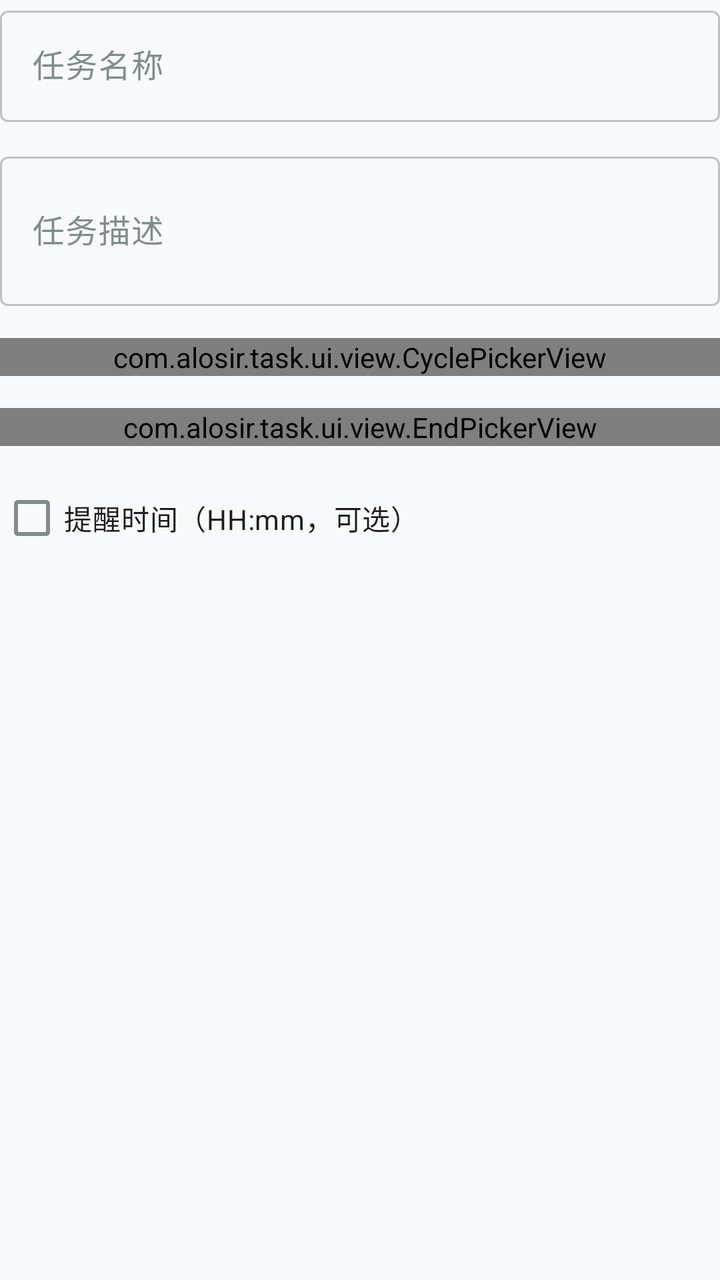
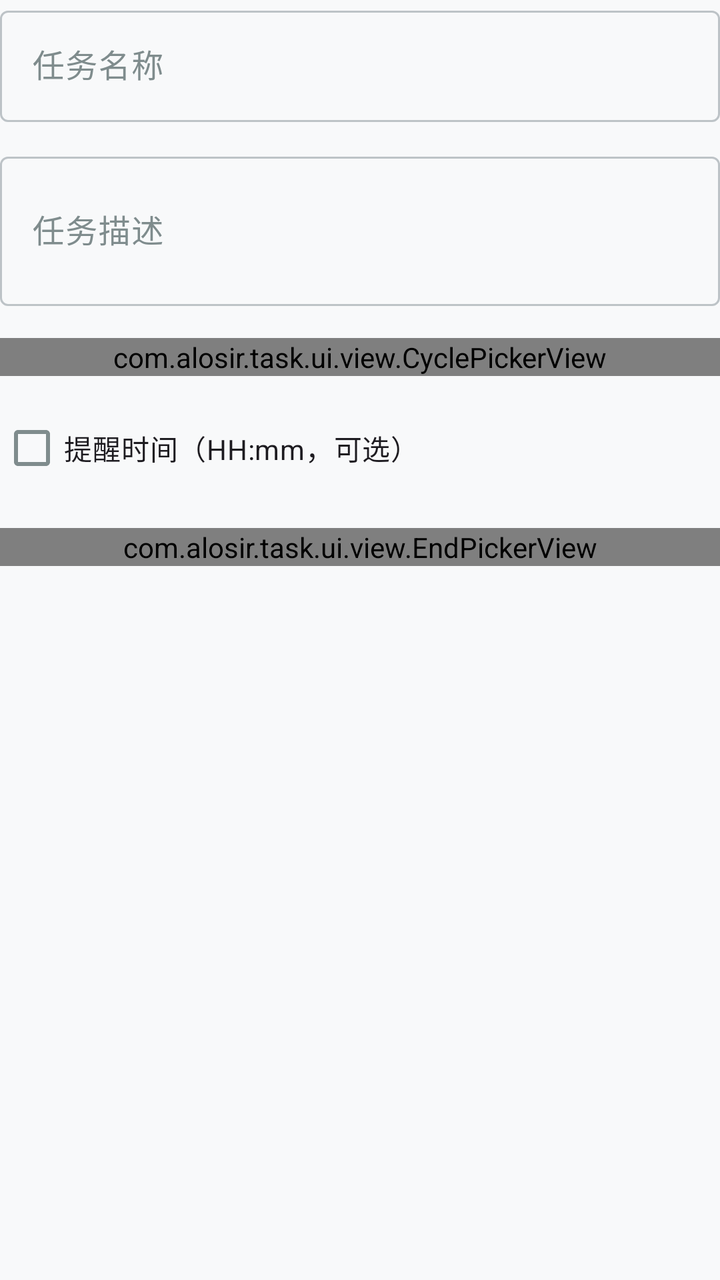

Compare the two renders of this Android layout. The source of the first and the diff that turns it into the second are given below.
<!-- AndroidManifest.xml: application theme Theme.CheckinMaster -->
<!-- res/layout/bottom_sheet_edit_checkin.xml -->
<?xml version="1.0" encoding="utf-8"?>
<LinearLayout xmlns:android="http://schemas.android.com/apk/res/android"
    android:layout_width="match_parent"
    android:layout_height="wrap_content"
    android:orientation="vertical">

    <com.google.android.material.textfield.TextInputLayout
        android:layout_width="match_parent"
        android:layout_height="wrap_content"
        style="@style/Widget.Material3.TextInputLayout.OutlinedBox"
        android:hint="@string/hint_task_name">

        <com.google.android.material.textfield.TextInputEditText
            android:id="@+id/editName"
            android:layout_width="match_parent"
            android:layout_height="wrap_content"
            android:inputType="text"
            android:maxLines="1" />

    </com.google.android.material.textfield.TextInputLayout>

    <com.google.android.material.textfield.TextInputLayout
        android:id="@+id/urlLayout"
        android:layout_width="match_parent"
        android:layout_height="wrap_content"
        android:layout_marginTop="12dp"
        style="@style/Widget.Material3.TextInputLayout.OutlinedBox"
        android:hint="@string/hint_website_url"
        android:visibility="gone">

        <com.google.android.material.textfield.TextInputEditText
            android:id="@+id/editUrl"
            android:layout_width="match_parent"
            android:layout_height="wrap_content"
            android:inputType="textUri"
            android:maxLines="1" />

    </com.google.android.material.textfield.TextInputLayout>

    <com.google.android.material.textfield.TextInputLayout
        android:id="@+id/packageLayout"
        android:layout_width="match_parent"
        android:layout_height="wrap_content"
        android:layout_marginTop="12dp"
        style="@style/Widget.Material3.TextInputLayout.OutlinedBox"
        android:hint="@string/hint_app_package"
        android:enabled="false"
        android:visibility="gone">

        <com.google.android.material.textfield.TextInputEditText
            android:id="@+id/editPackage"
            android:layout_width="match_parent"
            android:layout_height="wrap_content"
            android:inputType="text"
            android:maxLines="1" />

    </com.google.android.material.textfield.TextInputLayout>

    <com.google.android.material.textfield.TextInputLayout
        android:layout_width="match_parent"
        android:layout_height="wrap_content"
        android:layout_marginTop="12dp"
        style="@style/Widget.Material3.TextInputLayout.OutlinedBox"
        android:hint="@string/hint_task_description">

        <com.google.android.material.textfield.TextInputEditText
            android:id="@+id/editDesc"
            android:layout_width="match_parent"
            android:layout_height="wrap_content"
            android:inputType="textMultiLine"
            android:minLines="2"
            android:maxLines="3" />

    </com.google.android.material.textfield.TextInputLayout>

    <com.alosir.task.ui.view.CyclePickerView
        android:id="@+id/cyclePicker"
        android:layout_width="match_parent"
        android:layout_height="wrap_content"
        android:layout_marginTop="16dp" />

    <com.alosir.task.ui.view.EndPickerView
        android:id="@+id/endPicker"
        android:layout_width="match_parent"
        android:layout_height="wrap_content"
        android:layout_marginTop="16dp" />

    <CheckBox
        android:id="@+id/checkEnableReminder"
        android:layout_width="wrap_content"
        android:layout_height="wrap_content"
        android:layout_marginTop="12dp"
        android:text="@string/reminder_time_hint" />

    <com.alosir.task.ui.view.TimePickerView
        android:id="@+id/timePicker"
        android:layout_width="match_parent"
        android:layout_height="wrap_content"
        android:layout_marginTop="8dp"
        android:visibility="gone" />

</LinearLayout>
<!-- resources referenced by this layout -->
<resources>
  <string name="hint_app_package">应用包名</string>
  <string name="hint_task_description">任务描述</string>
  <string name="hint_task_name">任务名称</string>
  <string name="hint_website_url">网站 URL (https://…)</string>
  <string name="reminder_time_hint">提醒时间（HH:mm，可选）</string>
  <color name="md_primary">#3498db</color>
  <color name="md_on_primary">#ffffff</color>
  <color name="md_primary_container">#d6eaf8</color>
  <color name="md_on_primary_container">#001d36</color>
  <color name="md_secondary">#2ecc71</color>
  <color name="md_on_secondary">#ffffff</color>
  <color name="md_secondary_container">#d5f5e3</color>
  <color name="md_on_secondary_container">#002109</color>
  <color name="md_tertiary">#f39c12</color>
  <color name="md_on_tertiary">#ffffff</color>
  <color name="md_tertiary_container">#fdebd0</color>
  <color name="md_on_tertiary_container">#271900</color>
  <color name="md_error">#e74c3c</color>
  <color name="md_on_error">#ffffff</color>
  <color name="md_error_container">#f9d6d3</color>
  <color name="md_on_error_container">#410002</color>
  <color name="md_background">#f8f9fa</color>
  <color name="md_on_background">#2c3e50</color>
  <color name="md_surface">#f8f9fa</color>
  <color name="md_on_surface">#2c3e50</color>
  <color name="md_surface_variant">#f5f5f5</color>
  <color name="md_on_surface_variant">#7f8c8d</color>
  <color name="md_outline">#bdc3c7</color>
  <color name="md_outline_variant">#ecf0f1</color>
  <style name="Widget.CheckinMaster.BottomNavigationView" parent="Widget.Material3.BottomNavigationView">
          <item name="itemActiveIndicatorStyle">@style/Widget.CheckinMaster.BottomNavigationView.ActiveIndicator</item>
      </style>
  <style name="Widget.CheckinMaster.FloatingActionButton" parent="Widget.Material3.FloatingActionButton.Primary">
          <item name="shapeAppearance">@style/ShapeAppearance.CheckinMaster.Fab</item>
      </style>
  <style name="Widget.CheckinMaster.BottomNavigationView.ActiveIndicator" parent="Widget.Material3.BottomNavigationView.ActiveIndicator">
          <item name="android:color">@color/md_primary_container</item>
      </style>
  <style name="ShapeAppearance.CheckinMaster.Fab" parent="ShapeAppearance.Material3.LargeComponent">
          <item name="cornerFamily">rounded</item>
          <item name="cornerSize">16dp</item>
      </style>
  <!-- unchanged entries left out for length: 1 -->
</resources>

<!-- the commit's change to res/layout/bottom_sheet_edit_checkin.xml (unified diff, before → after) -->
@@ -79,12 +79,6 @@
         android:layout_height="wrap_content"
         android:layout_marginTop="16dp" />
 
-    <com.alosir.task.ui.view.EndPickerView
-        android:id="@+id/endPicker"
-        android:layout_width="match_parent"
-        android:layout_height="wrap_content"
-        android:layout_marginTop="16dp" />
-
     <CheckBox
         android:id="@+id/checkEnableReminder"
         android:layout_width="wrap_content"
@@ -99,4 +93,10 @@
         android:layout_marginTop="8dp"
         android:visibility="gone" />
 
+    <com.alosir.task.ui.view.EndPickerView
+        android:id="@+id/endPicker"
+        android:layout_width="match_parent"
+        android:layout_height="wrap_content"
+        android:layout_marginTop="16dp" />
+
 </LinearLayout>
